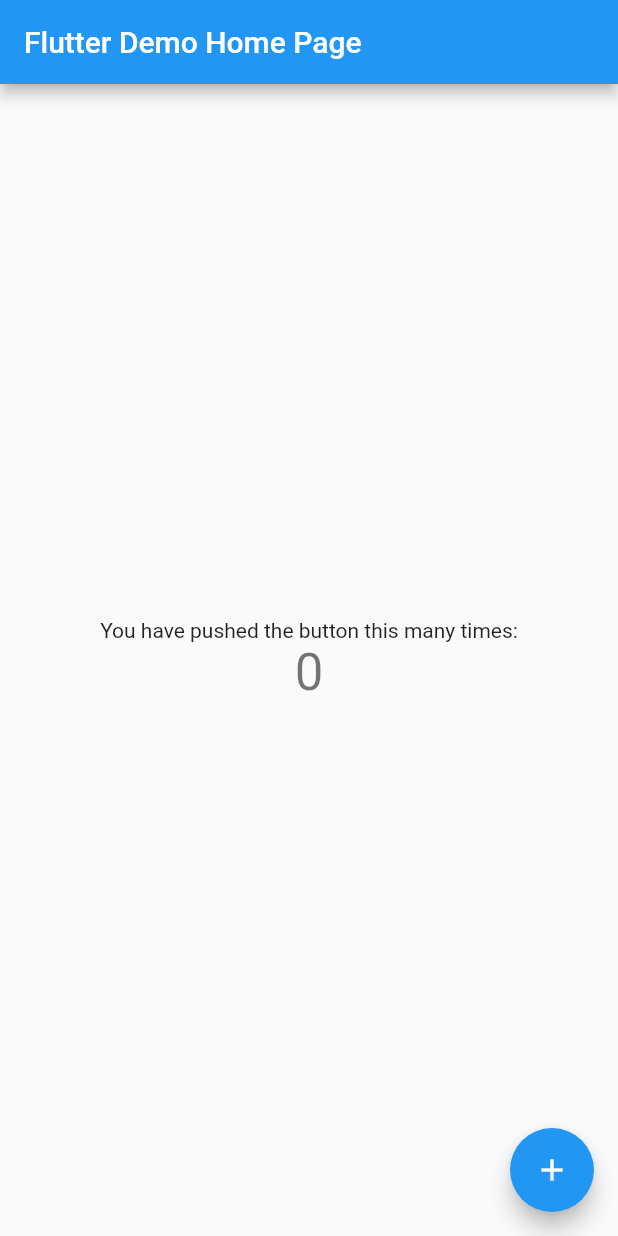
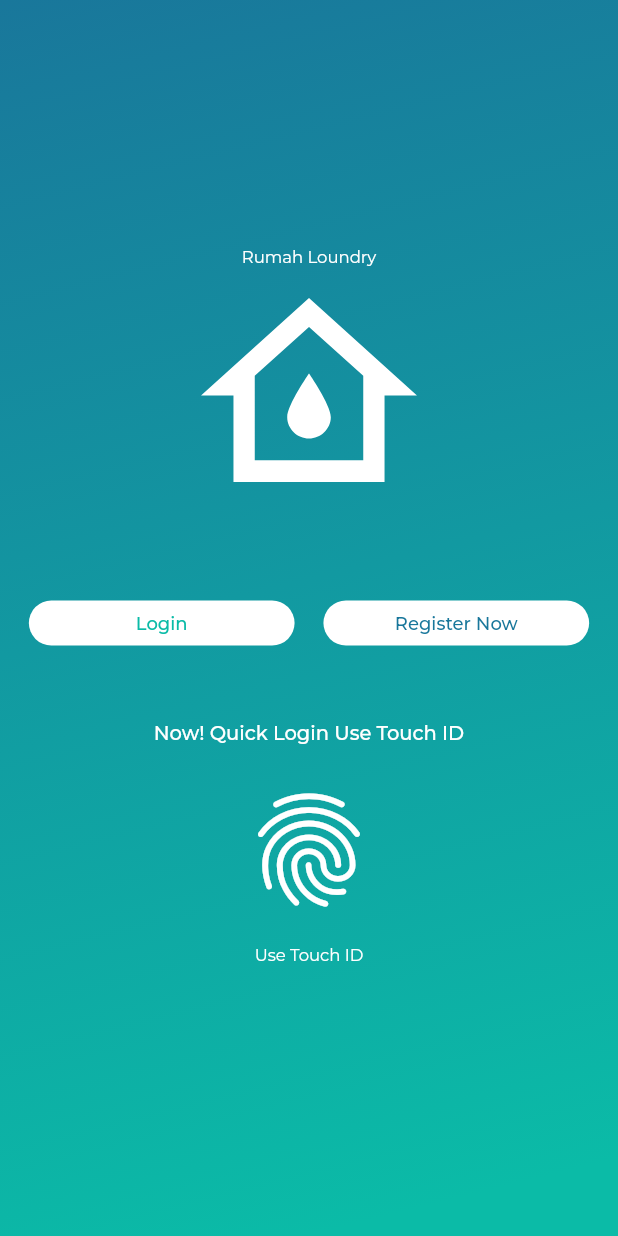
Before and after one commit to adiyogta/aplikasi_laundry, a Flutter app: the screen it shows after launch, on a phone screen of 412 x 824 dp. Run offline on Flutter 3.47's test engine with Material 2 defaults, Android fonts, the phone set to English and light mode, and no system bars; our stand-ins replace google_fonts, local_auth.

Commit message:
chose login page and login with fingerprint

```diff
--- a/lib/main.dart
+++ b/lib/main.dart
@@ -1,4 +1,6 @@
 import 'package:flutter/material.dart';
+import 'package:aplikasi_laundry/page/lginorregis.dart';
+import 'package:google_fonts/google_fonts.dart';
 
 void main() {
   runApp(MyApp());
@@ -9,109 +11,66 @@ class MyApp extends StatelessWidget {
   @override
   Widget build(BuildContext context) {
     return MaterialApp(
-      title: 'Flutter Demo',
+      debugShowCheckedModeBanner: false,
       theme: ThemeData(
-        // This is the theme of your application.
-        //
-        // Try running your application with "flutter run". You'll see the
-        // application has a blue toolbar. Then, without quitting the app, try
-        // changing the primarySwatch below to Colors.green and then invoke
-        // "hot reload" (press "r" in the console where you ran "flutter run",
-        // or simply save your changes to "hot reload" in a Flutter IDE).
-        // Notice that the counter didn't reset back to zero; the application
-        // is not restarted.
         primarySwatch: Colors.blue,
-        // This makes the visual density adapt to the platform that you run
-        // the app on. For desktop platforms, the controls will be smaller and
-        // closer together (more dense) than on mobile platforms.
         visualDensity: VisualDensity.adaptivePlatformDensity,
+        textTheme: TextTheme(
+          headline1: GoogleFonts.montserrat(
+            fontSize: 19.0,
+            fontWeight: FontWeight.w500,
+            color: Color.fromRGBO(25, 119, 155, 1),
+          ),
+          headline2: GoogleFonts.montserrat(
+            fontSize: 19.0,
+            fontWeight: FontWeight.bold,
+            color: Color.fromRGBO(11, 187, 167, 1),
+          ),
+          headline3: GoogleFonts.montserrat(
+            fontSize: 12.0,
+            fontWeight: FontWeight.w500,
+            color: Color.fromRGBO(25, 119, 155, 1),
+          ),
+          headline4: GoogleFonts.montserrat(
+            fontSize: 12.0,
+            fontWeight: FontWeight.w500,
+            color: Color.fromRGBO(11, 187, 167, 1),
+          ),
+          headline5: GoogleFonts.montserrat(
+            fontSize: 11.0,
+            fontWeight: FontWeight.normal,
+            color: Colors.white,
+          ),
+          headline6: GoogleFonts.montserrat(
+            fontSize: 11.0,
+            fontWeight: FontWeight.normal,
+            color: Colors.black,
+          ),
+          subtitle1: GoogleFonts.montserrat(
+            fontSize: 13.0,
+            fontWeight: FontWeight.w500,
+            color: Colors.white,
+          ),
+          subtitle2: GoogleFonts.montserrat(
+            fontSize: 13.0,
+            fontWeight: FontWeight.w500,
+            color: Colors.black,
+          ),
+        ),
       ),
-      home: MyHomePage(title: 'Flutter Demo Home Page'),
+      home: SafeArea(child: MyHomePage()),
     );
   }
 }
 
 class MyHomePage extends StatefulWidget {
-  MyHomePage({Key key, this.title}) : super(key: key);
-
-  // This widget is the home page of your application. It is stateful, meaning
-  // that it has a State object (defined below) that contains fields that affect
-  // how it looks.
-
-  // This class is the configuration for the state. It holds the values (in this
-  // case the title) provided by the parent (in this case the App widget) and
-  // used by the build method of the State. Fields in a Widget subclass are
-  // always marked "final".
-
-  final String title;
-
   @override
   _MyHomePageState createState() => _MyHomePageState();
 }
 
 class _MyHomePageState extends State<MyHomePage> {
-  int _counter = 0;
-
-  void _incrementCounter() {
-    setState(() {
-      // This call to setState tells the Flutter framework that something has
-      // changed in this State, which causes it to rerun the build method below
-      // so that the display can reflect the updated values. If we changed
-      // _counter without calling setState(), then the build method would not be
-      // called again, and so nothing would appear to happen.
-      _counter++;
-    });
-  }
-
   @override
   Widget build(BuildContext context) {
-    // This method is rerun every time setState is called, for instance as done
-    // by the _incrementCounter method above.
-    //
-    // The Flutter framework has been optimized to make rerunning build methods
-    // fast, so that you can just rebuild anything that needs updating rather
-    // than having to individually change instances of widgets.
-    return Scaffold(
-      appBar: AppBar(
-        // Here we take the value from the MyHomePage object that was created by
-        // the App.build method, and use it to set our appbar title.
-        title: Text(widget.title),
-      ),
-      body: Center(
-        // Center is a layout widget. It takes a single child and positions it
-        // in the middle of the parent.
-        child: Column(
-          // Column is also a layout widget. It takes a list of children and
-          // arranges them vertically. By default, it sizes itself to fit its
-          // children horizontally, and tries to be as tall as its parent.
-          //
-          // Invoke "debug painting" (press "p" in the console, choose the
-          // "Toggle Debug Paint" action from the Flutter Inspector in Android
-          // Studio, or the "Toggle Debug Paint" command in Visual Studio Code)
-          // to see the wireframe for each widget.
-          //
-          // Column has various properties to control how it sizes itself and
-          // how it positions its children. Here we use mainAxisAlignment to
-          // center the children vertically; the main axis here is the vertical
-          // axis because Columns are vertical (the cross axis would be
-          // horizontal).
-          mainAxisAlignment: MainAxisAlignment.center,
-          children: <Widget>[
-            Text(
-              'You have pushed the button this many times:',
-            ),
-            Text(
-              '$_counter',
-              style: Theme.of(context).textTheme.headline4,
-            ),
-          ],
-        ),
-      ),
-      floatingActionButton: FloatingActionButton(
-        onPressed: _incrementCounter,
-        tooltip: 'Increment',
-        child: Icon(Icons.add),
-      ), // This trailing comma makes auto-formatting nicer for build methods.
-    );
+    return LoginOrRegis();
   }
 }
--- /dev/null
+++ b/lib/page/lginorregis.dart
@@ -0,0 +1,128 @@
+import 'package:flutter/material.dart';
+import 'package:local_auth/local_auth.dart';
+
+class LoginOrRegis extends StatefulWidget {
+  @override
+  _LoginOrRegisState createState() => _LoginOrRegisState();
+}
+
+class _LoginOrRegisState extends State<LoginOrRegis> {
+  //
+  final LocalAuthentication _localAuthentication = LocalAuthentication();
+
+  String _message = "Not Authorized";
+
+  String finger;
+
+  Future<bool> checkingForBioMetrics() async {
+    bool canCheckBiometrics = await _localAuthentication.canCheckBiometrics;
+    print(canCheckBiometrics);
+    finger = canCheckBiometrics.toString();
+    return canCheckBiometrics;
+  }
+
+  Future<void> _authenticateMe() async {
+    bool authenticated = false;
+    try {
+      authenticated = await _localAuthentication.authenticateWithBiometrics(
+        localizedReason: "Authenticate for Testing",
+        useErrorDialogs: true,
+        stickyAuth: true,
+      );
+      setState(() {
+        _message = authenticated ? "Authorized" : "Not Authorized";
+      });
+    } catch (e) {
+      print(e);
+    }
+    if (!mounted) return;
+  }
+
+  void initState() {
+    // TODO: implement initState
+    checkingForBioMetrics();
+    super.initState();
+  }
+
+  @override
+  Widget build(BuildContext context) {
+    var styleText = Theme.of(context).textTheme;
+    var size = MediaQuery.of(context).size;
+    return Container(
+      decoration: BoxDecoration(
+        gradient: LinearGradient(
+            colors: [
+              Color.fromRGBO(25, 119, 155, 1),
+              Color.fromRGBO(11, 187, 167, 1),
+            ],
+            begin: FractionalOffset(0.0, 0.0),
+            end: FractionalOffset(0.5, 1.0),
+            stops: [0.0, 1.0],
+            tileMode: TileMode.clamp),
+      ),
+      child: Column(
+        mainAxisAlignment: MainAxisAlignment.center,
+        mainAxisSize: MainAxisSize.min,
+        children: [
+          Text(
+            'Rumah Loundry',
+            style: styleText.headline5,
+          ),
+          Icon(
+            Icons.water_damage_outlined,
+            size: size.width * 0.42,
+            color: Colors.white,
+          ),
+          SizedBox(
+            height: size.height * 0.05,
+          ),
+          Row(
+            mainAxisAlignment: MainAxisAlignment.spaceEvenly,
+            mainAxisSize: MainAxisSize.max,
+            children: [
+              FlatButton(
+                height: 30,
+                minWidth: size.width * 0.43,
+                shape: StadiumBorder(),
+                color: Colors.white,
+                onPressed: () {},
+                child: Text('Login', style: styleText.headline4),
+              ),
+              FlatButton(
+                height: 30,
+                minWidth: size.width * 0.43,
+                shape: StadiumBorder(),
+                color: Colors.white,
+                onPressed: () {},
+                child: Text('Register Now', style: styleText.headline3),
+              ),
+            ],
+          ),
+          SizedBox(
+            height: size.height * 0.05,
+          ),
+          Text('Now! Quick Login Use Touch ID', style: styleText.subtitle1),
+          SizedBox(
+            height: size.height * 0.03,
+          ),
+          Icon(
+            Icons.fingerprint,
+            size: size.width * 0.22,
+            color: Colors.white,
+          ),
+          (finger != null)
+              ? Text(
+                  "$_message",
+                  style: styleText.headline5,
+                )
+              : SizedBox(),
+          TextButton(
+            onPressed: _authenticateMe,
+            focusNode: FocusNode(descendantsAreFocusable: true),
+            child: Text('Use Touch ID', style: styleText.headline5),
+          ),
+        ],
+      ),
+    );
+  }
+}
```
Also changed, not shown: pubspec.yaml (+9 -3 lines), pubspec.lock, 1 other file.
